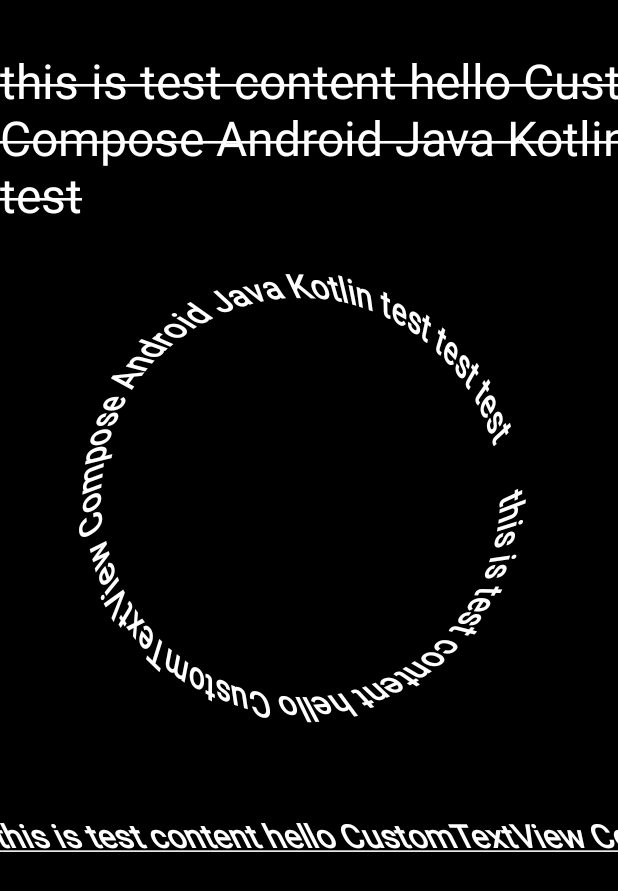
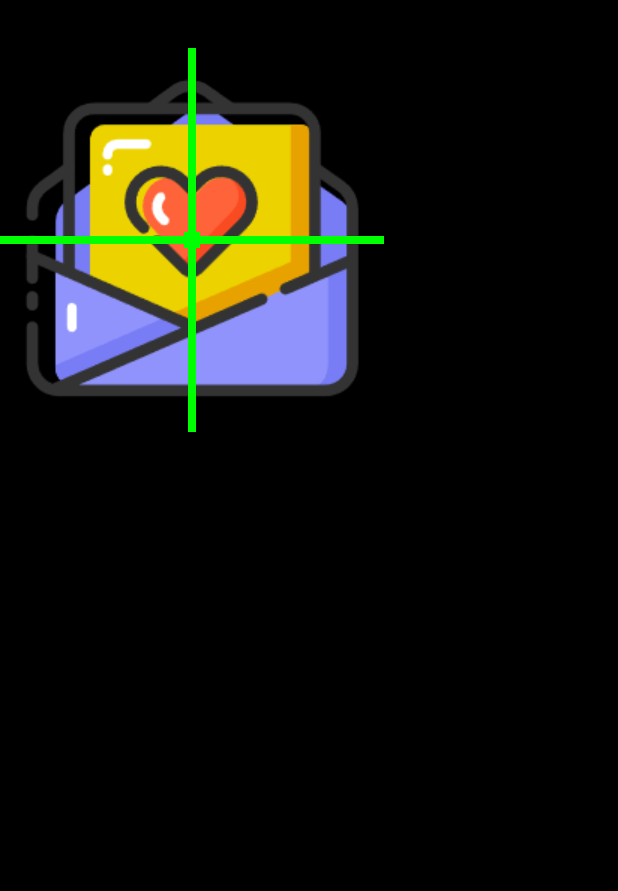
Before and after one commit to yukaida/ExampleApp, an Android app: the screen it shows after launch (CustomViewActivity), on a phone screen of 412 x 824 dp. Shown: the top 891 px of the screen. Run offline under Robolectric (Android 15) with nearby library versions, the phone set to English and light mode, and no system bars; plain views replace CanvasView.

Commit message:
dev 添加Matrix Camera部分

```diff
--- /dev/null
+++ b/app/src/main/java/com/yukaida/exampleapplication/view/CameraView.kt
@@ -0,0 +1,83 @@
+package com.yukaida.exampleapplication.view
+
+import android.content.Context
+import android.graphics.BitmapFactory
+import android.graphics.Camera
+import android.graphics.Canvas
+import android.graphics.Color
+import android.graphics.Paint
+import android.util.AttributeSet
+import android.util.Log
+import android.view.View
+import com.yukaida.exampleapplication.R
+
+class CameraView(context: Context, attrs: AttributeSet) : View(context, attrs) {
+
+    override fun onDraw(canvas: Canvas) {
+        super.onDraw(canvas)
+
+        with(canvas) {
+            val bitmapRes =
+//                BitmapFactory.decodeResource(context.resources, R.drawable.cat_square)
+                BitmapFactory.decodeResource(context.resources, R.drawable.letter256)
+
+            val bitmapWidth = bitmapRes.width.toFloat()
+            val bitmapHeight = bitmapRes.height.toFloat()
+
+            save()
+            val camera = Camera()
+            camera.save()
+
+            //z轴默认-8f
+//            camera.setLocation(0f,0f,-8f)
+//            camera.setLocation(0f,0f,-8f)
+
+//            camera.rotateY(45f)
+//            camera.rotateZ(45f)
+
+            Log.d(TAG, "locationZ: ${camera.locationZ}")
+
+
+
+            canvas.translate((bitmapRes.width / 2).toFloat(), (bitmapRes.height / 2).toFloat())
+
+            camera.rotateX(45f)
+            camera.applyToCanvas(this)
+
+            canvas.translate(-(bitmapRes.width / 2).toFloat(), -(bitmapRes.height / 2).toFloat())
+
+//            canvas.drawRect(100f, 100f, 200f, 200f, Paint().apply {
+//                color = Color.WHITE
+//            })
+
+            canvas.drawBitmap(bitmapRes, 0f, 0f, Paint())
+
+
+            camera.restore()
+            restore()
+
+
+            drawPoint(
+                (bitmapRes.width / 2).toFloat(),
+                (bitmapRes.height / 2).toFloat(),
+                Paint().apply {
+                    strokeWidth = 16f
+                    color = Color.GREEN
+                })
+
+            drawLine(0f, bitmapHeight / 2, bitmapWidth, bitmapHeight / 2, Paint().apply {
+                color = Color.GREEN
+                strokeWidth = 8f
+            })
+            drawLine(bitmapWidth / 2, 0f, bitmapWidth / 2, bitmapHeight, Paint().apply {
+                color = Color.GREEN
+                strokeWidth = 8f
+            })
+
+        }
+    }
+
+    companion object {
+        private const val TAG = "CameraView"
+    }
+}
--- a/app/src/main/java/com/yukaida/exampleapplication/view/CanvasView.kt
+++ b/app/src/main/java/com/yukaida/exampleapplication/view/CanvasDrawView.kt
@@ -13,7 +13,7 @@ import com.yukaida.exampleapplication.R
 import com.yukaida.exampleapplication.utils.toPx
 
 //例举 canvas的一些使用方法
-class CanvasView(context: Context, attrs: AttributeSet) : View(context, attrs) {
+class CanvasDrawView(context: Context, attrs: AttributeSet) : View(context, attrs) {
 
     override fun onMeasure(widthMeasureSpec: Int, heightMeasureSpec: Int) {
         super.onMeasure(widthMeasureSpec, heightMeasureSpec)
--- a/app/src/main/res/layout/activity_custom_view.xml
+++ b/app/src/main/res/layout/activity_custom_view.xml
@@ -14,9 +14,9 @@
     <!--        android:layout_width="match_parent"-->
     <!--        android:layout_height="match_parent" />-->
 
-        <com.yukaida.exampleapplication.view.CustomTextView
-            android:layout_width="match_parent"
-            android:layout_height="match_parent" />
+    <com.yukaida.exampleapplication.view.CameraView
+        android:layout_width="match_parent"
+        android:layout_height="match_parent" />
 
 
 </LinearLayout>
```
Also changed, not shown: app/src/main/java/com/yukaida/exampleapplication/view/CanvasTransView.kt (added, +64 -0 lines), app/src/main/java/com/yukaida/exampleapplication/view/MatrixView.kt (added, +39 -0 lines), app/src/main/res/drawable/letter256.png (added).
